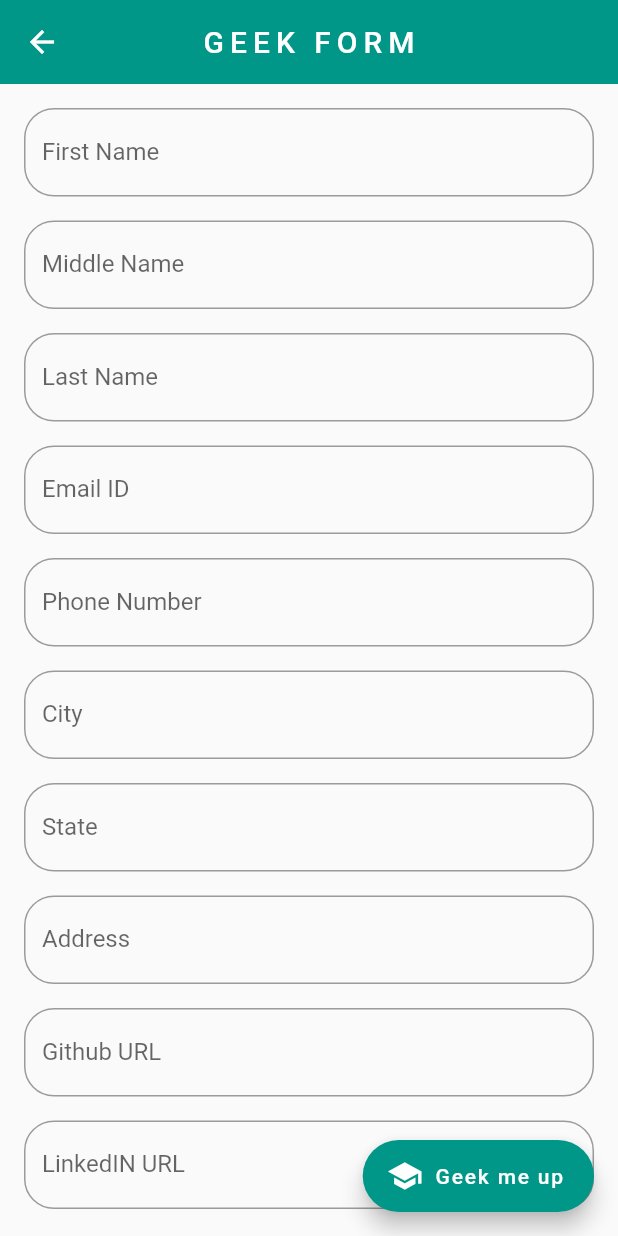
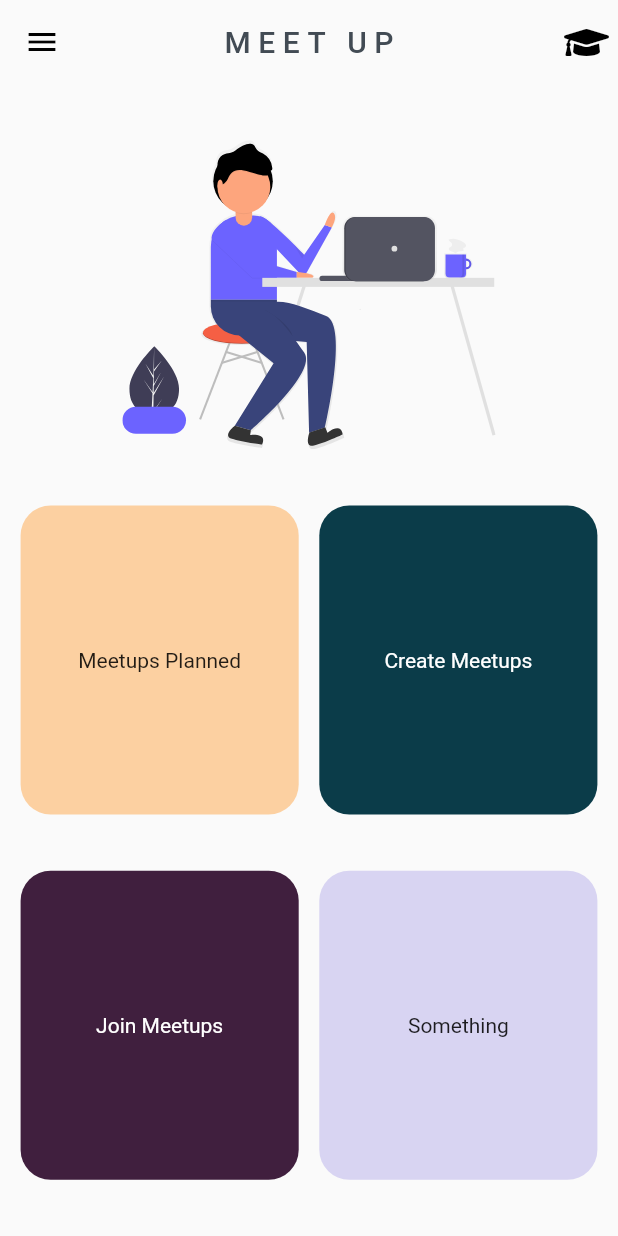
Before and after one commit to fnplus/enroll-me-flutter, a Flutter app: the screen it shows after launch, after a tap on "Sign up with Facebook", on a phone screen of 412 x 824 dp. Run offline on Flutter 3.47's test engine with Material 2 defaults, Android fonts, the phone set to English and light mode, and no system bars; our stand-ins replace flutter_svg, flutter_tags, font_awesome_flutter; missing offline and left inert: groovin_widgets; network calls fail.

Commit message:
Created Ui for meetup homepage

```diff
--- a/lib/app/enrollme.dart
+++ b/lib/app/enrollme.dart
@@ -1,4 +1,5 @@
 import 'package:enroll_me/app/ui/pages/geekForm.dart';
+import 'package:enroll_me/app/ui/pages/homePage.dart';
 import 'package:enroll_me/app/ui/pages/signUpPage.dart';
 import 'package:enroll_me/app/ui/pages/userDetailsView.dart';
 import 'package:flutter/material.dart';
@@ -24,6 +25,9 @@ class _EnrollMeState extends State<EnrollMe> {
         '/': (context) {
           return SignUpPage();
         },
+        'homePage': (context) {
+          return HomePage();
+        },
         '/userDetails': (context) {
           return UserDetailsView();
         },
--- /dev/null
+++ b/lib/app/ui/pages/homePage.dart
@@ -0,0 +1,87 @@
+import 'package:enroll_me/app/widgets/customCard.dart';
+import 'package:enroll_me/app/widgets/customDrawer.dart';
+import 'package:flutter/material.dart';
+import 'package:flutter_svg/flutter_svg.dart';
+import 'package:font_awesome_flutter/font_awesome_flutter.dart';
+
+class HomePage extends StatefulWidget {
+  @override
+  _HomePageState createState() => _HomePageState();
+}
+
+class _HomePageState extends State<HomePage> {
+  @override
+  Widget build(BuildContext context) {
+    double width = MediaQuery.of(context).size.width * 0.45;
+    double height = MediaQuery.of(context).size.width * 0.50;
+    return Scaffold(
+      drawer: CustomDrawer(),
+      appBar: AppBar(
+        backgroundColor: Colors.transparent,
+        elevation: 0,
+        iconTheme: IconThemeData(color: Colors.black),
+        title: Text(
+          "MEET UP",
+          style: TextStyle(color: Color(0xFF424b54), letterSpacing: 5),
+        ),
+        centerTitle: true,
+        actions: <Widget>[
+          IconButton(
+            icon: Icon(FontAwesomeIcons.graduationCap),
+            onPressed: () {
+              Navigator.of(context).pushNamed("/userDetails");
+            },
+          )
+        ],
+      ),
+      body: Column(
+        mainAxisAlignment: MainAxisAlignment.spaceEvenly,
+        crossAxisAlignment: CrossAxisAlignment.center,
+        children: <Widget>[
+          Container(
+            height: MediaQuery.of(context).size.height * 0.25,
+            child: SvgPicture.asset("assets/images/homepage.svg"),
+          ),
+          Row(
+            mainAxisAlignment: MainAxisAlignment.spaceEvenly,
+            children: <Widget>[
+              new CustomCard(
+                height: height,
+                width: width,
+                code: 0xFFfcd0a1,
+                isDark: false,
+                text: "Meetups Planned",
+              ),
+              CustomCard(
+                code: 0xFF0b3c49,
+                height: height,
+                isDark: true,
+                text: "Create Meetups",
+                width: width,
+              ),
+            ],
+          ),
+          Row(
+            mainAxisAlignment: MainAxisAlignment.spaceEvenly,
+            children: <Widget>[
+              CustomCard(
+                code: 0xFF401f3e,
+                height: height,
+                isDark: true,
+                text: "Join Meetups",
+                width: width,
+              ),
+              CustomCard(
+                code: 0xFFd8d4f2,
+                height: height,
+                isDark: false,
+                text: "Something",
+                width: width,
+              ),
+            ],
+          )
+        ],
+      ),
+    );
+  }
+}
--- /dev/null
+++ b/lib/app/widgets/customCard.dart
@@ -0,0 +1,38 @@
+import 'package:flutter/material.dart';
+class CustomCard extends StatelessWidget {
+  final double height;
+  final double width;
+  final String text;
+  final int code;
+  final bool isDark;
+
+  const CustomCard(
+      {Key key,
+      @required this.height,
+      @required this.width,
+      @required this.text,
+      @required this.code,
+      @required this.isDark})
+      : super(key: key);
+
+  @override
+  Widget build(BuildContext context) {
+    return Center(
+      child: Material(
+        child: Container(
+          height: height,
+          width: width,
+          alignment: Alignment.center,
+          child: isDark
+              ? Text(
+                  text,
+                  style: TextStyle(color: Colors.white),
+                )
+              : Text(text),
+          decoration: BoxDecoration(
+              color: Color(code), borderRadius: BorderRadius.circular(20)),
+        ),
+      ),
+    );
+  }
+}
--- a/lib/app/widgets/emailSignUp.dart
+++ b/lib/app/widgets/emailSignUp.dart
@@ -10,7 +10,7 @@ class EmailSignUpBtn extends StatelessWidget {
   Widget build(BuildContext context) {
     return GestureDetector(
       onTap: () {
-        Navigator.pushNamed(context, '/geekForm');
+        Navigator.pushReplacementNamed(context, 'homePage');
       },
       child: Container(
         width: MediaQuery.of(context).size.width * 0.70,
--- a/lib/app/widgets/fbSignUpBtn.dart
+++ b/lib/app/widgets/fbSignUpBtn.dart
@@ -10,7 +10,7 @@ class FBSignUpBtn extends StatelessWidget {
   Widget build(BuildContext context) {
     return GestureDetector(
       onTap: () {
-        Navigator.pushNamed(context, '/geekForm');
+        Navigator.pushReplacementNamed(context, 'homePage');
       },
       child: Container(
         width: MediaQuery.of(context).size.width * 0.70,
--- a/lib/app/widgets/googleSignUpBtn.dart
+++ b/lib/app/widgets/googleSignUpBtn.dart
@@ -9,7 +9,7 @@ class GoogleSignUpBtn extends StatelessWidget {
   Widget build(BuildContext context) {
     return GestureDetector(
       onTap: () {
-        Navigator.pushNamed(context, '/userDetails');
+        Navigator.pushReplacementNamed(context, 'homePage');
       },
       child: Container(
         width: MediaQuery.of(context).size.width * 0.70,
--- a/pubspec.yaml
+++ b/pubspec.yaml
@@ -54,7 +54,7 @@ flutter:
   # To add assets to your application, add an assets section, like this:
   assets:
    - assets/images/welcome.svg
-  #  - images/a_dot_ham.jpeg
+   - assets/images/homepage.svg
 
   # An image asset can refer to one or more resolution-specific "variants", see
   # https://flutter.io/assets-and-images/#resolution-aware.
```
Also changed, not shown: lib/app/widgets/customDrawer.dart (added, +77 -0 lines), assets/images/homepage.svg (added).
